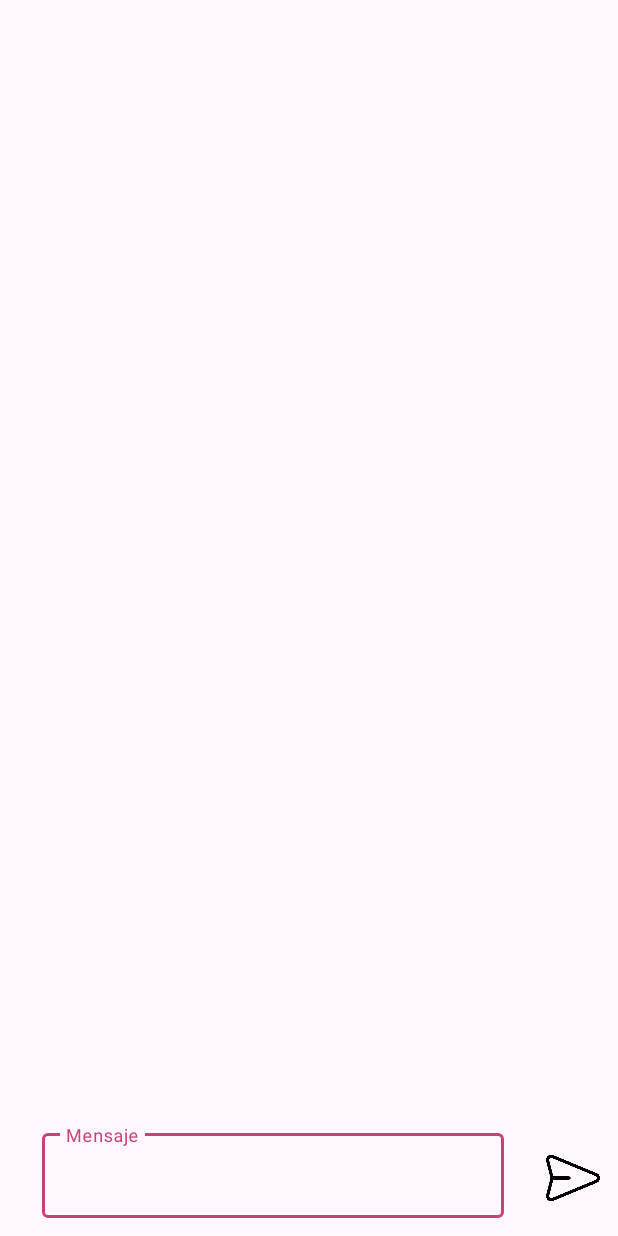
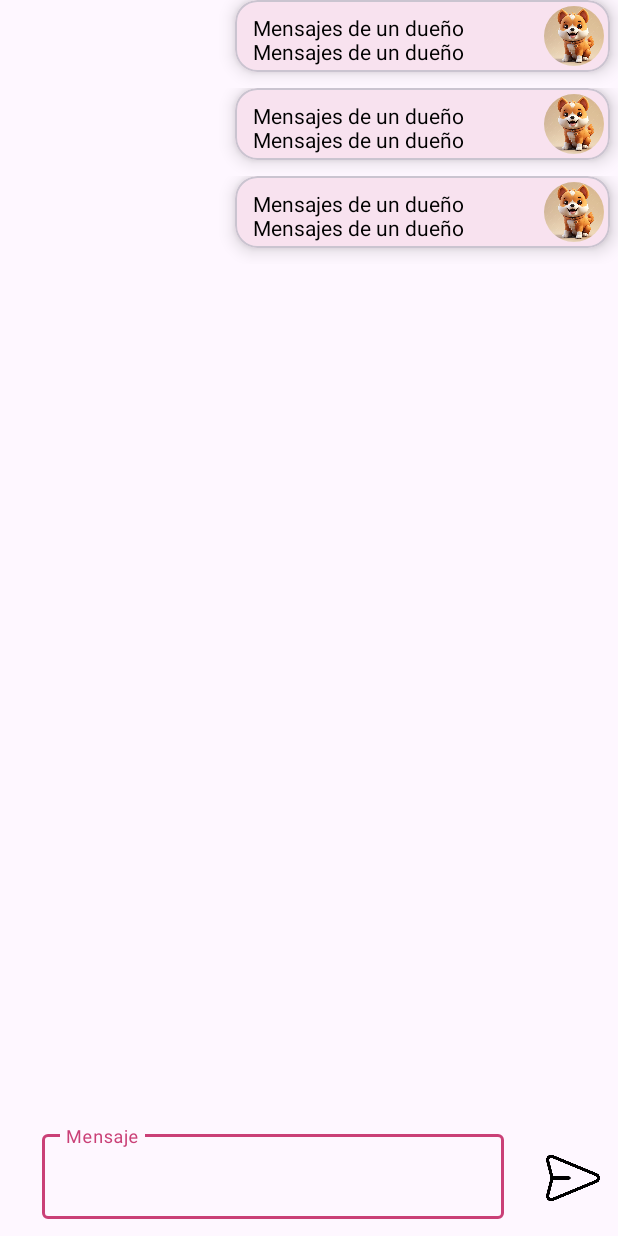
Before and after one commit to KironStylo/AppPetmate, an Android app: the layout activity_message.xml on its own in the app's theme, with its tools: preview values and no code run, on a phone screen of 412 x 824 dp. Run offline under Robolectric (Android 15) with nearby library versions, the phone set to English and light mode, and no system bars.

Commit message:
Ultimos commit
Se agrego la parte del chat funcional en la aplicación y se puede ver la lista de mensajes que van apareciendo por pantalla.

```diff
--- a/app/src/main/java/com/example/petmate/adapter/DatingAdapter.kt
+++ b/app/src/main/java/com/example/petmate/adapter/DatingAdapter.kt
@@ -33,7 +33,7 @@ class DatingAdapter(val context: Context, val list: ArrayList<User>): RecyclerVi
         // Para iniciar el chat con el otro usuario
         holder.binding.chat.setOnClickListener {
             val inte = Intent(context, com.example.petmate.activity.MessageActivity::class.java)
-            inte.putExtra("userid", list[position].uid)
+            inte.putExtra("userId", list[position].uid)
             context.startActivity(inte)
         }
     };
--- a/app/src/main/java/com/example/petmate/auth/LoginActivity.kt
+++ b/app/src/main/java/com/example/petmate/auth/LoginActivity.kt
@@ -61,7 +61,6 @@ class LoginActivity : AppCompatActivity() {
         addOnCompleteListener(this){ task ->
             if(task.isSuccessful){
                 val user = firebaseAuth.currentUser
-                Toast.makeText(baseContext,user?.uid.toString(),Toast.LENGTH_SHORT).show()
                 // Ir a la página de Main
                 startActivity(Intent(this,MainActivity::class.java))
             }
--- a/app/src/main/res/layout/activity_message.xml
+++ b/app/src/main/res/layout/activity_message.xml
@@ -8,19 +8,20 @@
 
     <com.google.android.material.textfield.TextInputLayout
         android:id="@+id/textInputLayout"
+        style="@style/Widget.MaterialComponents.Button.OutlinedButton"
         android:layout_width="0dp"
         android:layout_height="wrap_content"
         android:layout_marginHorizontal="12dp"
-        android:layout_marginBottom="8dp"
-        style="@style/Widget.MaterialComponents.Button.OutlinedButton"
+        android:layout_marginBottom="7dp"
         app:layout_constraintBottom_toBottomOf="parent"
         app:layout_constraintEnd_toStartOf="@+id/imageView2"
-        app:layout_constraintStart_toStartOf="parent">
+        app:layout_constraintStart_toStartOf="parent"
+        app:layout_constraintTop_toBottomOf="@+id/recyclerView2">
 
         <com.google.android.material.textfield.TextInputEditText
+            android:id="@+id/mensaje"
             android:layout_width="match_parent"
             android:layout_height="wrap_content"
-            android:id="@+id/mensaje"
             android:hint="Mensaje" />
     </com.google.android.material.textfield.TextInputLayout>
 
@@ -33,4 +34,15 @@
         app:layout_constraintEnd_toEndOf="parent"
         app:layout_constraintTop_toTopOf="@+id/textInputLayout"
         app:srcCompat="@drawable/enviar" />
+
+    <androidx.recyclerview.widget.RecyclerView
+        android:id="@+id/recyclerView2"
+        android:layout_width="0dp"
+        android:layout_height="0dp"
+        app:layoutManager="androidx.recyclerview.widget.LinearLayoutManager"
+        tools:listitem="@layout/layout_receiver_message"
+        app:layout_constraintBottom_toTopOf="@+id/textInputLayout"
+        app:layout_constraintEnd_toEndOf="parent"
+        app:layout_constraintStart_toStartOf="parent"
+        app:layout_constraintTop_toTopOf="parent" />
 </androidx.constraintlayout.widget.ConstraintLayout>
--- a/app/src/main/res/layout/layout_receiver_message.xml
+++ b/app/src/main/res/layout/layout_receiver_message.xml
@@ -1,12 +1,17 @@
 <?xml version="1.0" encoding="utf-8"?>
-<com.google.android.material.card.MaterialCardView xmlns:android="http://schemas.android.com/apk/res/android"
+<LinearLayout xmlns:android="http://schemas.android.com/apk/res/android"
     xmlns:app="http://schemas.android.com/apk/res-auto"
+    android:layout_width="match_parent"
+    android:gravity="end"
+    android:layout_height="wrap_content">
+    <com.google.android.material.card.MaterialCardView
         android:layout_width="250dp"
         android:layout_height="wrap_content"
         android:layout_margin="5dp"
         app:cardElevation="7dp"
         android:layout_gravity="end"
-    app:cardCornerRadius="15dp">
+        app:cardCornerRadius="15dp"
+        >
 
         <androidx.constraintlayout.widget.ConstraintLayout
             android:layout_width="match_parent"
@@ -24,7 +29,6 @@
                 app:layout_constraintBottom_toBottomOf="parent"
                 app:layout_constraintEnd_toStartOf="@+id/senderImage"
                 app:layout_constraintStart_toStartOf="parent"
-            app:layout_constraintTop_toTopof="parent"
                 android:text="Mensajes de un dueño  Mensajes de un dueño"></TextView>
 
             <de.hdodenhof.circleimageview.CircleImageView
@@ -33,7 +37,6 @@
                 android:layout_height="40dp"
                 app:layout_constraintBottom_toBottomOf="parent"
                 app:layout_constraintEnd_toEndOf="parent"
-            app:layout_constraintTop_toTopof="parent"
 
                 android:src="@drawable/shiba"></de.hdodenhof.circleimageview.CircleImageView>
 
@@ -41,3 +44,5 @@
         </androidx.constraintlayout.widget.ConstraintLayout>
 
     </com.google.android.material.card.MaterialCardView>
+
+</LinearLayout>
--- a/app/src/main/res/layout/layout_sender_message.xml
+++ b/app/src/main/res/layout/layout_sender_message.xml
@@ -13,6 +13,7 @@
         android:gravity="center_vertical">
 
         <de.hdodenhof.circleimageview.CircleImageView
+            android:id="@+id/senderImage"
             android:layout_width="40dp"
             android:layout_height="40dp"
             android:src="@drawable/shiba"></de.hdodenhof.circleimageview.CircleImageView>
```
Also changed, not shown: app/src/main/java/com/example/petmate/activity/MessageActivity.kt (+81 -12 lines), app/src/main/java/com/example/petmate/adapter/MessageAdapter.kt (added, +91 -0 lines), app/src/main/java/com/example/petmate/adapter/MessageUserAdapter.kt (+15 -0 lines), app/src/main/java/com/example/petmate/ui/MessageFragment.kt (+13 -4 lines). Lines whose indentation alone changed are shown as unchanged.
